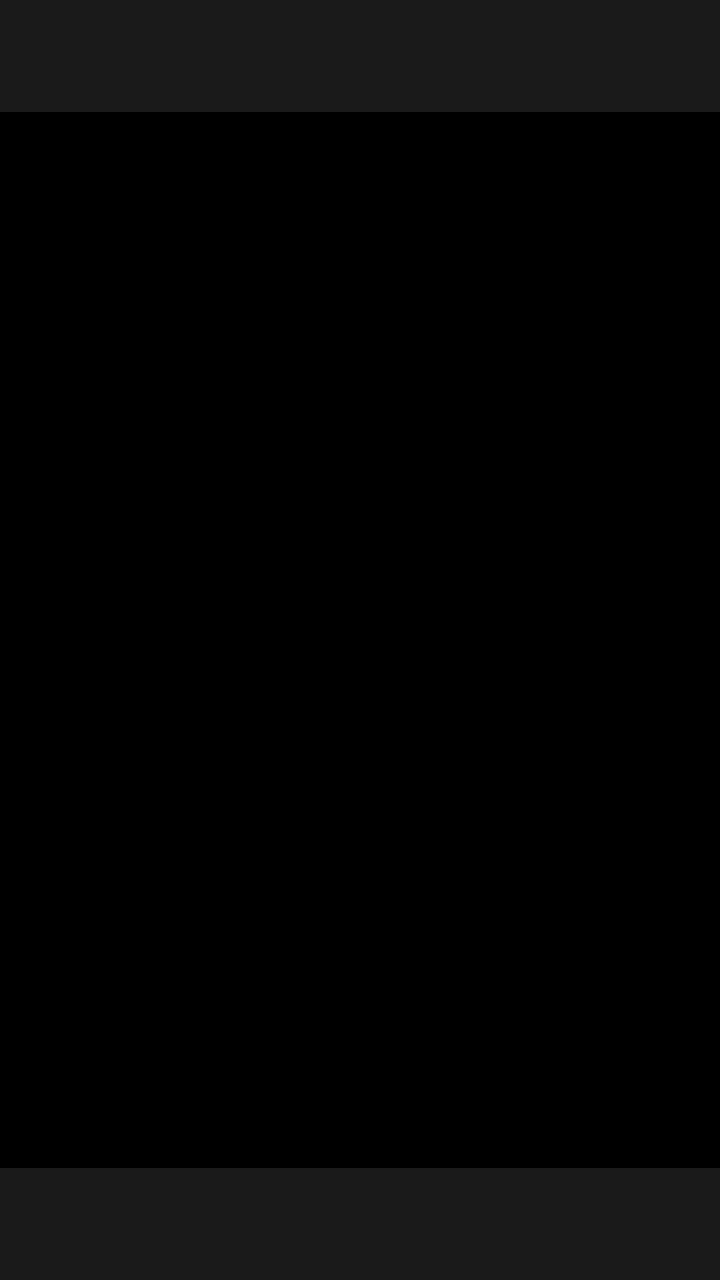
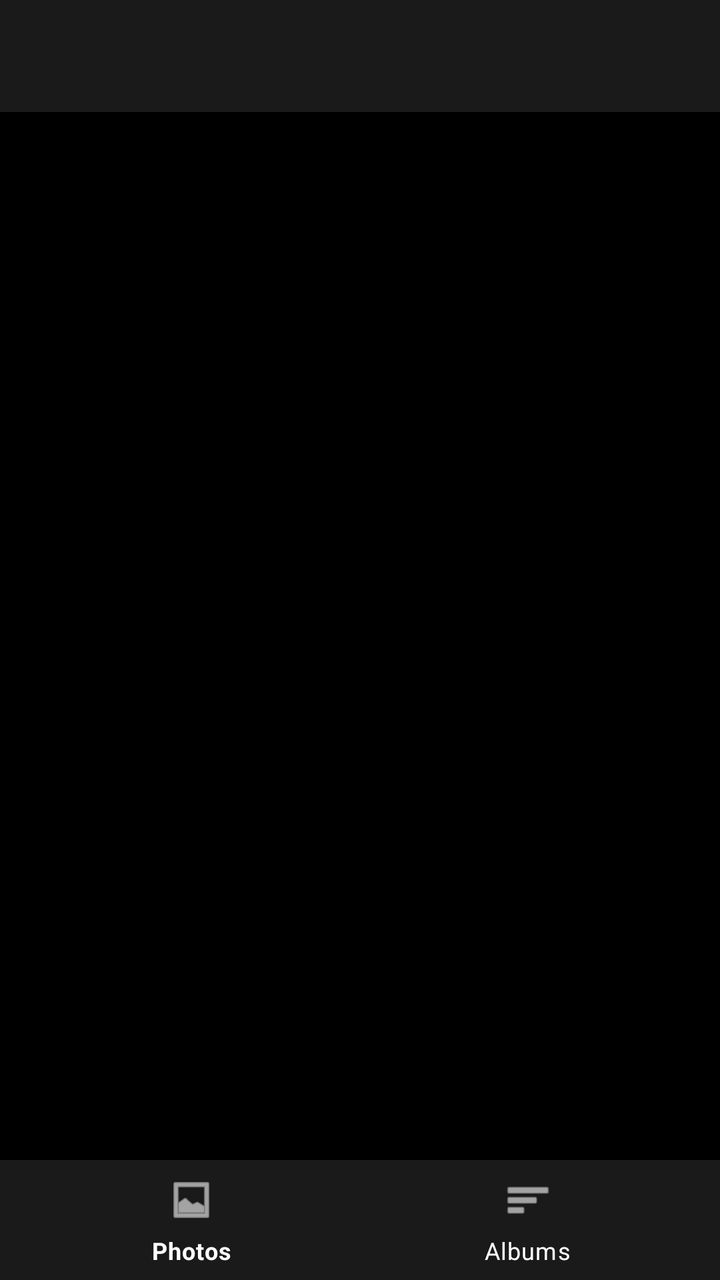

Before-and-after screenshots of an Android layout around one commit, followed by the original layout XML and the change that was made.
<!-- AndroidManifest.xml: application theme Theme.MaterialComponents.DayNight.NoActionBar -->
<!-- res/layout/activity_main.xml -->
<?xml version="1.0" encoding="utf-8"?>
<RelativeLayout xmlns:android="http://schemas.android.com/apk/res/android"
    android:layout_width="match_parent"
    android:layout_height="match_parent"
    android:background="#000000">

    
    <androidx.appcompat.widget.Toolbar
        android:id="@+id/toolbar"
        android:layout_width="match_parent"
        android:layout_height="?attr/actionBarSize"
        android:background="#1A1A1A"
        android:theme="@style/ThemeOverlay.AppCompat.Dark.ActionBar" />

    
    <androidx.recyclerview.widget.RecyclerView
        android:id="@+id/recyclerView"
        android:layout_width="match_parent"
        android:layout_height="match_parent"
        android:layout_below="@id/toolbar"
        android:layout_above="@id/bottomNavigation"
        android:clipToPadding="false" />

    
    <LinearLayout
        android:id="@+id/selectionActionBar"
        android:layout_width="match_parent"
        android:layout_height="60dp"
        android:layout_above="@id/bottomNavigation"
        android:background="#222222"
        android:gravity="center"
        android:orientation="horizontal"
        android:visibility="gone"
        android:elevation="8dp">

        <com.google.android.material.button.MaterialButton
            android:id="@+id/btnMultiShare"
            style="@style/Widget.MaterialComponents.Button.TextButton"
            android:layout_width="0dp"
            android:layout_height="wrap_content"
            android:layout_weight="1"
            android:text="Share"
            android:textColor="#FFFFFF" />

        <com.google.android.material.button.MaterialButton
            android:id="@+id/btnMultiDelete"
            style="@style/Widget.MaterialComponents.Button.TextButton"
            android:layout_width="0dp"
            android:layout_height="wrap_content"
            android:layout_weight="1"
            android:text="Delete"
            android:textColor="#FF5252" />

    </LinearLayout>

    
    <com.google.android.material.bottomnavigation.BottomNavigationView
        android:id="@+id/bottomNavigation"
        android:layout_width="match_parent"
        android:layout_height="wrap_content"
        android:layout_alignParentBottom="true"
        android:background="#1A1A1A" />

</RelativeLayout>
<!-- resources referenced by this layout -->
<resources>

</resources>

<!-- the commit's change to res/layout/activity_main.xml (unified diff, before → after) -->
@@ -1,5 +1,6 @@
 <?xml version="1.0" encoding="utf-8"?>
 <RelativeLayout xmlns:android="http://schemas.android.com/apk/res/android"
+    xmlns:app="http://schemas.android.com/apk/res-auto"
     android:layout_width="match_parent"
     android:layout_height="match_parent"
     android:background="#000000">
@@ -9,23 +10,15 @@
         android:id="@+id/toolbar"
         android:layout_width="match_parent"
         android:layout_height="?attr/actionBarSize"
+        android:layout_alignParentTop="true"
         android:background="#1A1A1A"
         android:theme="@style/ThemeOverlay.AppCompat.Dark.ActionBar" />
-
-    
-    <androidx.recyclerview.widget.RecyclerView
-        android:id="@+id/recyclerView"
-        android:layout_width="match_parent"
-        android:layout_height="match_parent"
-        android:layout_below="@id/toolbar"
-        android:layout_above="@id/bottomNavigation"
-        android:clipToPadding="false" />
 
     
     <LinearLayout
         android:id="@+id/selectionActionBar"
         android:layout_width="match_parent"
-        android:layout_height="60dp"
+        android:layout_height="56dp"
         android:layout_above="@id/bottomNavigation"
         android:background="#222222"
         android:gravity="center"
@@ -57,8 +50,20 @@
     <com.google.android.material.bottomnavigation.BottomNavigationView
         android:id="@+id/bottomNavigation"
         android:layout_width="match_parent"
-        android:layout_height="wrap_content"
+        android:layout_height="60dp"
         android:layout_alignParentBottom="true"
-        android:background="#1A1A1A" />
+        android:background="#1A1A1A"
+        app:itemIconTint="@color/white"
+        app:itemTextColor="@color/white"
+        app:menu="@menu/bottom_nav_menu" />
+
+    
+    <androidx.recyclerview.widget.RecyclerView
+        android:id="@+id/recyclerView"
+        android:layout_width="match_parent"
+        android:layout_height="match_parent"
+        android:layout_below="@id/toolbar"
+        android:layout_above="@id/selectionActionBar"
+        android:clipToPadding="false" />
 
 </RelativeLayout>
